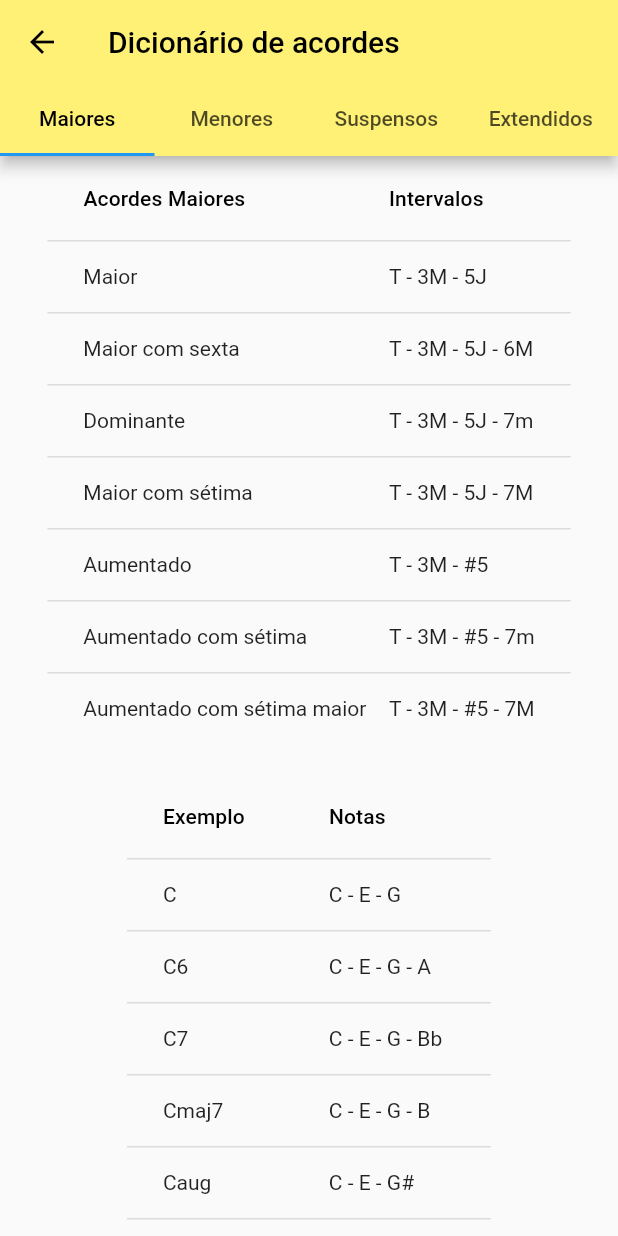
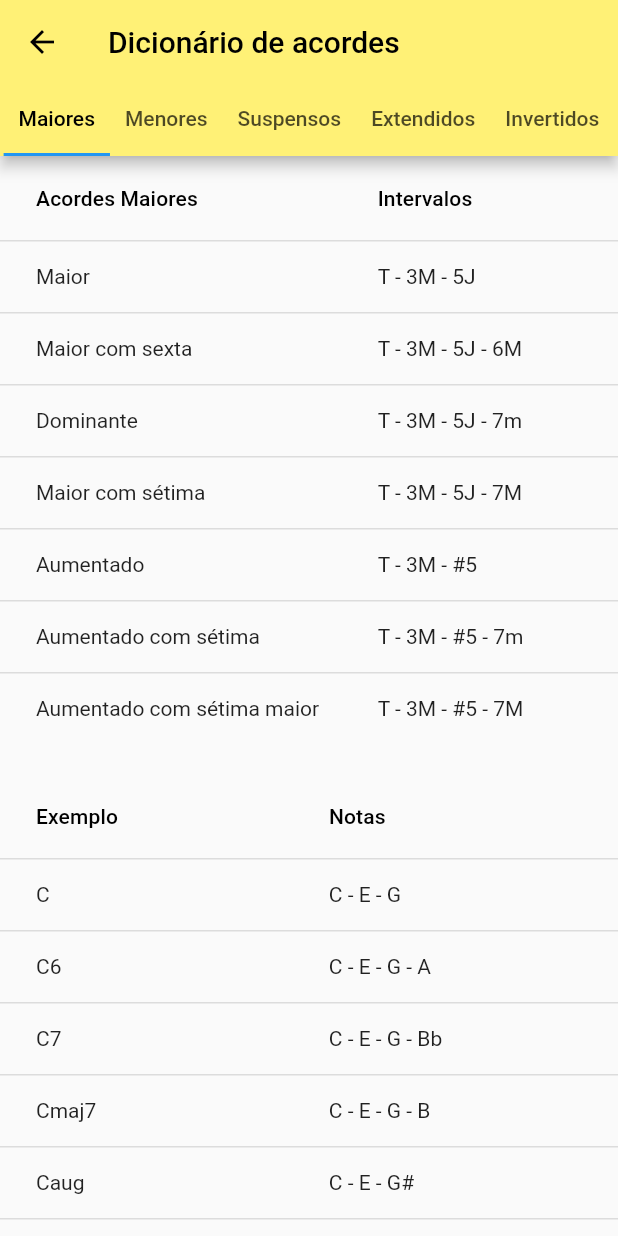
Before and after one commit to crispim1411/get_the_chord_app, a Flutter app: the DictChordPage screen opened directly, on a phone screen of 412 x 824 dp. Run offline on Flutter 3.47's test engine with Material 2 defaults, Android fonts, the phone set to English and light mode, and no system bars; our stand-ins replace auto_size_text.

Commit message:
acordes invertidos

```diff
--- a/lib/chord_dictionary.dart
+++ b/lib/chord_dictionary.dart
@@ -6,18 +6,20 @@ class DictChordPage extends StatelessWidget {
   @override
   Widget build(BuildContext context) {
     return DefaultTabController(
-      length: 4,
+      length: 5,
       child: Scaffold(
         appBar: AppBar(
             title: const Text('Dicionário de acordes'),
             bottom: const TabBar(
-              labelPadding: EdgeInsets.all(0),
+              isScrollable: true,
+              labelPadding: EdgeInsets.fromLTRB(10, 0, 10, 0),
               labelColor: Colors.black,
               tabs: [
                 Tab(text: 'Maiores'),
                 Tab(text: 'Menores'),
                 Tab(text: 'Suspensos'),
                 Tab(text: 'Extendidos'),
+                Tab(text: 'Invertidos'),
               ],
             )),
         body: TabBarView(
@@ -26,6 +28,7 @@ class DictChordPage extends StatelessWidget {
             minorChords(),
             suspendedChords(),
             extendedChords(),
+            invertedChords(),
           ],
         ),
       ),
@@ -33,11 +36,13 @@ class DictChordPage extends StatelessWidget {
   }
 
   Widget majorChords() {
-    return SingleChildScrollView(
+    return Expanded(
+      child: SingleChildScrollView(
         child: Column(
+          crossAxisAlignment: CrossAxisAlignment.stretch,
           children: [
             DataTable(
-            columnSpacing: 15,
+              columnSpacing: 0,
               columns: const <DataColumn>[
                 DataColumn(
                   label: Text('Acordes Maiores'),
@@ -149,15 +154,18 @@ class DictChordPage extends StatelessWidget {
             const Padding(padding: EdgeInsets.all(15)),
           ],
         ),
+      ),
     );
   }
 
   Widget minorChords() {
-    return SingleChildScrollView(
+    return Expanded(
+      child: SingleChildScrollView(
         child: Column(
+          crossAxisAlignment: CrossAxisAlignment.stretch,
           children: [
             DataTable(
-            columnSpacing: 15,
+              columnSpacing: 0,
               columns: const <DataColumn>[
                 DataColumn(
                   label: Text('Acordes Menores'),
@@ -269,15 +277,18 @@ class DictChordPage extends StatelessWidget {
             const Padding(padding: EdgeInsets.all(10)),
           ],
         ),
+      ),
     );
   }
 
   Widget suspendedChords() {
-    return SingleChildScrollView(
+    return Expanded(
+      child: SingleChildScrollView(
         child: Column(
+          crossAxisAlignment: CrossAxisAlignment.stretch,
           children: [
             DataTable(
-            columnSpacing: 20,
+              columnSpacing: 0,
               columns: const <DataColumn>[
                 DataColumn(
                   label: Text('Acordes Suspensos'),
@@ -377,15 +388,18 @@ class DictChordPage extends StatelessWidget {
             const Padding(padding: EdgeInsets.all(10)),
           ],
         ),
+      ),
     );
   }
 
   Widget extendedChords() {
-    return SingleChildScrollView(
+    return Expanded(
+      child: SingleChildScrollView(
         child: Column(
+          crossAxisAlignment: CrossAxisAlignment.stretch,
           children: [
             DataTable(
-            columnSpacing: 20,
+              columnSpacing: 0,
               columns: const <DataColumn>[
                 DataColumn(
                   label: Text('Acordes Extendidos'),
@@ -453,7 +467,6 @@ class DictChordPage extends StatelessWidget {
             ),
             const Padding(padding: EdgeInsets.all(10)),
             DataTable(
-            columnSpacing: 20,
               columns: const <DataColumn>[
                 DataColumn(
                   label: Text('Exemplo'),
@@ -522,6 +535,94 @@ class DictChordPage extends StatelessWidget {
             const Padding(padding: EdgeInsets.all(10)),
           ],
         ),
+      ),
+    );
+  }
+
+  Widget invertedChords() {
+    return Expanded(
+      child: SingleChildScrollView(
+        child: Column(
+          crossAxisAlignment: CrossAxisAlignment.stretch,
+          children: [
+            DataTable(
+              columnSpacing: 0,
+              columns: const <DataColumn>[
+                DataColumn(
+                  label: Text('Acordes Invertidos'),
+                ),
+                DataColumn(
+                  label: Text('Intervalos'),
+                )
+              ],
+              rows: const <DataRow>[
+                DataRow(
+                  cells: <DataCell>[
+                    DataCell(Text('Maior 1ª inversão')),
+                    DataCell(Text('T - 3m - #5')),
+                  ],
+                ),
+                DataRow(
+                  cells: <DataCell>[
+                    DataCell(Text('Maior 2ª inversão')),
+                    DataCell(Text('T - 4J - 6M')),
+                  ],
+                ),
+                DataRow(
+                  cells: <DataCell>[
+                    DataCell(Text('Menor 1ª inversão')),
+                    DataCell(Text('T - 3M - 6M')),
+                  ],
+                ),
+                DataRow(
+                  cells: <DataCell>[
+                    DataCell(Text('Menor 2ª inversão')),
+                    DataCell(Text('T - 4J - #5')),
+                  ],
+                ),
+              ],
+            ),
+            const Padding(padding: EdgeInsets.all(10)),
+            DataTable(
+              columns: const <DataColumn>[
+                DataColumn(
+                  label: Text('Exemplo'),
+                ),
+                DataColumn(
+                  label: Text('Notas'),
+                )
+              ],
+              rows: const <DataRow>[
+                DataRow(
+                  cells: <DataCell>[
+                    DataCell(Text('C/E')),
+                    DataCell(Text('E - G - C')),
+                  ],
+                ),
+                DataRow(
+                  cells: <DataCell>[
+                    DataCell(Text('C/G')),
+                    DataCell(Text('G - C - E')),
+                  ],
+                ),
+                DataRow(
+                  cells: <DataCell>[
+                    DataCell(Text('Cm/Eb')),
+                    DataCell(Text('Eb - G - C')),
+                  ],
+                ),
+                DataRow(
+                  cells: <DataCell>[
+                    DataCell(Text('Cm/G')),
+                    DataCell(Text('G - C - Eb')),
+                  ],
+                ),
+              ],
+            ),
+            const Padding(padding: EdgeInsets.all(10)),
+          ],
+        ),
+      ),
     );
   }
 }
--- a/lib/find_chord.dart
+++ b/lib/find_chord.dart
@@ -20,7 +20,15 @@ class Note {
   }
 
   @override
-  String toString() => '[$symbol, $accidental]';
+  String toString() {
+    String chordAcc = '';
+    if (accidental == Accidental.flat) {
+      chordAcc = 'b';
+    } else if (accidental == Accidental.sharp) {
+      chordAcc = '#';
+    }
+    return '${symbol.toString().split('.').last}$chordAcc';
+  }
 
   static Note getNextNote(Note note) {
     var index = note.symbol.index;
@@ -156,7 +164,27 @@ class Scale {
       [tonic, thirdMinor, fourthPerfect, fifthPerfect]: "m(add11)",
       [tonic, secondMajor, thirdMajor, fifthPerfect, sixthMajor]: "6/9",
       [tonic, secondMajor, thirdMinor, fifthPerfect, sixthMajor]: "m6/9",
+      // Acordes invertidos
+      [tonic, thirdMinor, fifthAugmented]: "major 1st inversion",
+      [tonic, fourthPerfect, sixthMajor]: "major 2st inversion",
+      [tonic, thirdMajor, sixthMajor]: "minor 1st inversion",
+      [tonic, fourthPerfect, fifthAugmented]: "minor 2st inversion",
     };
+  }
+
+  String getInversionString(String inv) {
+    switch (inv) {
+      case 'major 1st inversion':
+        return '${scale[8].toString()}/${scale[0].toString()}';
+      case 'major 2st inversion':
+        return '${scale[5].toString()}/${scale[0].toString()}';
+      case 'minor 1st inversion':
+        return '${scale[9].toString()}m/${scale[0].toString()}';
+      case 'minor 2st inversion':
+        return '${scale[5].toString()}m/${scale[0].toString()}';
+      default:
+        return inv;
+    }
   }
 
   List<Interval> getIntervals() {
@@ -207,14 +235,16 @@ class Scale {
     var intervals = scale.getIntervals();
     var chordShapes = scale.getChordShapes();
 
-    String? chordString;
-    chordShapes.forEach((key, value) {
-      if (listEquals(key, intervals)) {
-        chordString = value;
+    String chordString = '';
+    for (var pair in chordShapes.entries) {
+      if (listEquals(pair.key, intervals)) {
+        chordString = pair.value;
+        break;
       }
-    });
-    if (chordString == null) return "No chord found";
-
+    }
+    if (chordString.contains('inversion')) {
+      return scale.getInversionString(chordString);
+    } else if (chordString.isEmpty) return "No chord found";
     var chordSymbol = notes[0].symbol.toString().split('.').last;
     String chordAcc = '';
     if (notes[0].accidental == Accidental.flat) chordAcc = 'b';
```
Also changed, not shown: 1 other file. Lines whose indentation alone changed are shown as unchanged.
